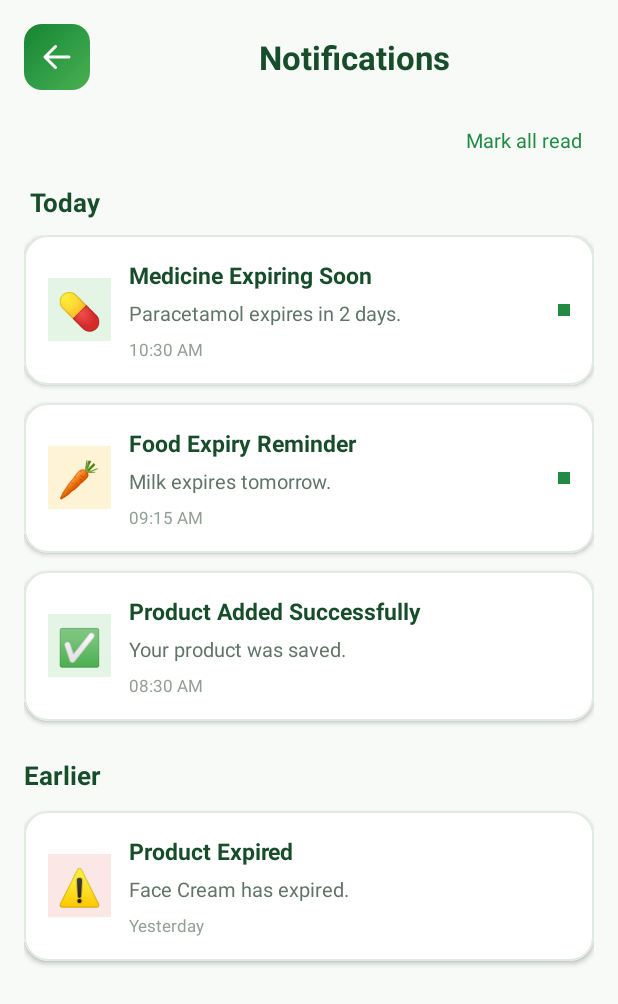
After one commit to ritesh-kdubey/SmartExpiryTracker, an Android app: the NotificationsActivity screen opened directly, with no data from a screen before it, on a phone screen of 412 x 824 dp. The commit adds this screen. Shown: the top 1004 px of the screen. Run offline under Robolectric (Android 15) with nearby library versions, the phone set to English and light mode, and no system bars.

Commit message:
Update project files

```diff
--- a/app/build.gradle.kts
+++ b/app/build.gradle.kts
@@ -1,5 +1,6 @@
 plugins {
     alias(libs.plugins.android.application)
+    alias(libs.plugins.ksp)
 }
 
 android {
@@ -33,6 +34,8 @@ android {
     }
 }
 
+val roomVersion = "2.8.5"
+
 dependencies {
     implementation(libs.androidx.activity.ktx)
     implementation(libs.androidx.appcompat)
@@ -42,4 +45,7 @@ dependencies {
     testImplementation(libs.junit)
     androidTestImplementation(libs.androidx.espresso.core)
     androidTestImplementation(libs.androidx.junit)
+    implementation("androidx.room:room-runtime:$roomVersion")
+    implementation("androidx.room:room-ktx:$roomVersion")
+    ksp("androidx.room:room-compiler:$roomVersion")
 }
--- a/app/src/main/AndroidManifest.xml
+++ b/app/src/main/AndroidManifest.xml
@@ -31,6 +31,10 @@
 
         </activity>
 
+        <activity
+            android:name=".NotificationsActivity"
+            android:exported="false" />
+
     </application>
 
 </manifest>
--- a/app/src/main/java/com/ritesh/smartexpirytracker/AuthActivity.kt
+++ b/app/src/main/java/com/ritesh/smartexpirytracker/AuthActivity.kt
@@ -55,10 +55,7 @@ class AuthActivity : AppCompatActivity() {
         val etPassword = findViewById<EditText>(R.id.etPassword)
         val btnLogin = findViewById<View>(R.id.btnLogin)
 
-        // Back Button
-        findViewById<View>(R.id.btnBack).setOnClickListener {
-            showWelcomeScreen()
-        }
+
 
         // Signup Navigation
         findViewById<TextView>(R.id.tvSignUp).setOnClickListener {
--- /dev/null
+++ b/app/src/main/java/com/ritesh/smartexpirytracker/NotificationsActivity.kt
@@ -0,0 +1,20 @@
+package com.ritesh.smartexpirytracker
+
+import android.os.Bundle
+import android.widget.ImageButton
+import androidx.appcompat.app.AppCompatActivity
+
+class NotificationsActivity : AppCompatActivity() {
+
+    override fun onCreate(savedInstanceState: Bundle?) {
+        super.onCreate(savedInstanceState)
+
+        setContentView(R.layout.activity_notifications)
+
+        val btnBack = findViewById<ImageButton>(R.id.btnBack)
+
+        btnBack.setOnClickListener {
+            finish()
+        }
+    }
+}
--- /dev/null
+++ b/app/src/main/res/layout/activity_notifications.xml
@@ -0,0 +1,351 @@
+<?xml version="1.0" encoding="utf-8"?>
+<androidx.constraintlayout.widget.ConstraintLayout
+    xmlns:android="http://schemas.android.com/apk/res/android"
+    xmlns:app="http://schemas.android.com/apk/res-auto"
+    android:layout_width="match_parent"
+    android:layout_height="match_parent"
+    android:background="#F7FAF7">
+
+    <!-- Header -->
+    <ImageButton
+        android:id="@+id/btnBack"
+        android:layout_width="44dp"
+        android:layout_height="44dp"
+        android:layout_marginStart="16dp"
+        android:background="@drawable/bg_back_button"
+        android:src="@drawable/ic_arrow_back"
+        android:contentDescription="Back"
+        android:padding="10dp"
+        app:tint="#FFFFFF"
+        app:layout_constraintStart_toStartOf="parent"
+        app:layout_constraintTop_toTopOf="parent"
+        android:layout_marginTop="16dp"/>
+
+    <TextView
+        android:id="@+id/tvNotificationTitle"
+        android:layout_width="wrap_content"
+        android:layout_height="wrap_content"
+        android:text="Notifications"
+        android:textSize="22sp"
+        android:textStyle="bold"
+        android:textColor="#174D2A"
+        app:layout_constraintStart_toEndOf="@id/btnBack"
+        app:layout_constraintEnd_toEndOf="parent"
+        app:layout_constraintTop_toTopOf="@id/btnBack"
+        app:layout_constraintBottom_toBottomOf="@id/btnBack"
+        android:layout_marginStart="16dp"
+        android:layout_marginEnd="16dp"/>
+
+    <!-- Mark All Read -->
+    <TextView
+        android:id="@+id/tvMarkAllRead"
+        android:layout_width="wrap_content"
+        android:layout_height="wrap_content"
+        android:text="Mark all read"
+        android:textSize="13sp"
+        android:textColor="#218B43"
+        android:padding="8dp"
+        app:layout_constraintEnd_toEndOf="parent"
+        app:layout_constraintTop_toBottomOf="@id/btnBack"
+        android:layout_marginTop="16dp"
+        android:layout_marginEnd="16dp"/>
+
+    <!-- Today Heading -->
+    <TextView
+        android:id="@+id/tvToday"
+        android:layout_width="wrap_content"
+        android:layout_height="wrap_content"
+        android:text="Today"
+        android:textSize="17sp"
+        android:textStyle="bold"
+        android:textColor="#174D2A"
+        app:layout_constraintStart_toStartOf="parent"
+        app:layout_constraintTop_toBottomOf="@id/tvMarkAllRead"
+        android:layout_marginStart="20dp"
+        android:layout_marginTop="12dp"/>
+
+    <!-- Notification List -->
+    <ScrollView
+        android:id="@+id/notificationScroll"
+        android:layout_width="0dp"
+        android:layout_height="0dp"
+        android:fillViewport="true"
+        android:paddingBottom="12dp"
+        app:layout_constraintTop_toBottomOf="@id/tvToday"
+        app:layout_constraintBottom_toBottomOf="parent"
+        app:layout_constraintStart_toStartOf="parent"
+        app:layout_constraintEnd_toEndOf="parent">
+
+        <LinearLayout
+            android:layout_width="match_parent"
+            android:layout_height="wrap_content"
+            android:orientation="vertical"
+            android:paddingStart="16dp"
+            android:paddingEnd="16dp"
+            android:paddingTop="10dp"
+            android:paddingBottom="20dp">
+
+            <!-- Notification 1 -->
+            <com.google.android.material.card.MaterialCardView
+                android:layout_width="match_parent"
+                android:layout_height="wrap_content"
+                android:layout_marginBottom="12dp"
+                app:cardCornerRadius="16dp"
+                app:cardElevation="2dp"
+                app:cardBackgroundColor="#FFFFFF"
+                app:strokeWidth="1dp"
+                app:strokeColor="#E1EAE1">
+
+                <LinearLayout
+                    android:layout_width="match_parent"
+                    android:layout_height="wrap_content"
+                    android:orientation="horizontal"
+                    android:gravity="center_vertical"
+                    android:padding="16dp">
+
+                    <TextView
+                        android:layout_width="42dp"
+                        android:layout_height="42dp"
+                        android:gravity="center"
+                        android:text="💊"
+                        android:textSize="24sp"
+                        android:background="#E5F5E5"/>
+
+                    <LinearLayout
+                        android:layout_width="0dp"
+                        android:layout_height="wrap_content"
+                        android:layout_weight="1"
+                        android:orientation="vertical"
+                        android:layout_marginStart="12dp">
+
+                        <TextView
+                            android:layout_width="match_parent"
+                            android:layout_height="wrap_content"
+                            android:text="Medicine Expiring Soon"
+                            android:textColor="#174D2A"
+                            android:textSize="15sp"
+                            android:textStyle="bold"/>
+
+                        <TextView
+                            android:layout_width="match_parent"
+                            android:layout_height="wrap_content"
+                            android:text="Paracetamol expires in 2 days."
+                            android:textColor="#607568"
+                            android:textSize="13sp"
+                            android:layout_marginTop="5dp"/>
+
+                        <TextView
+                            android:layout_width="wrap_content"
+                            android:layout_height="wrap_content"
+                            android:text="10:30 AM"
+                            android:textColor="#929F95"
+                            android:textSize="11sp"
+                            android:layout_marginTop="7dp"/>
+                    </LinearLayout>
+
+                    <View
+                        android:layout_width="8dp"
+                        android:layout_height="8dp"
+                        android:background="#218B43"/>
+                </LinearLayout>
+            </com.google.android.material.card.MaterialCardView>
+
+            <!-- Notification 2 -->
+            <com.google.android.material.card.MaterialCardView
+                android:layout_width="match_parent"
+                android:layout_height="wrap_content"
+                android:layout_marginBottom="12dp"
+                app:cardCornerRadius="16dp"
+                app:cardElevation="2dp"
+                app:cardBackgroundColor="#FFFFFF"
+                app:strokeWidth="1dp"
+                app:strokeColor="#E1EAE1">
+
+                <LinearLayout
+                    android:layout_width="match_parent"
+                    android:layout_height="wrap_content"
+                    android:orientation="horizontal"
+                    android:gravity="center_vertical"
+                    android:padding="16dp">
+
+                    <TextView
+                        android:layout_width="42dp"
+                        android:layout_height="42dp"
+                        android:gravity="center"
+                        android:text="🥕"
+                        android:textSize="24sp"
+                        android:background="#FFF3D6"/>
+
+                    <LinearLayout
+                        android:layout_width="0dp"
+                        android:layout_height="wrap_content"
+                        android:layout_weight="1"
+                        android:orientation="vertical"
+                        android:layout_marginStart="12dp">
+
+                        <TextView
+                            android:layout_width="match_parent"
+                            android:layout_height="wrap_content"
+                            android:text="Food Expiry Reminder"
+                            android:textColor="#174D2A"
+                            android:textSize="15sp"
+                            android:textStyle="bold"/>
+
+                        <TextView
+                            android:layout_width="match_parent"
+                            android:layout_height="wrap_content"
+                            android:text="Milk expires tomorrow."
+                            android:textColor="#607568"
+                            android:textSize="13sp"
+                            android:layout_marginTop="5dp"/>
+
+                        <TextView
+                            android:layout_width="wrap_content"
+                            android:layout_height="wrap_content"
+                            android:text="09:15 AM"
+                            android:textColor="#929F95"
+                            android:textSize="11sp"
+                            android:layout_marginTop="7dp"/>
+                    </LinearLayout>
+
+                    <View
+                        android:layout_width="8dp"
+                        android:layout_height="8dp"
+                        android:background="#218B43"/>
+                </LinearLayout>
+            </com.google.android.material.card.MaterialCardView>
+
+            <!-- Notification 3 -->
+            <com.google.android.material.card.MaterialCardView
+                android:layout_width="match_parent"
+                android:layout_height="wrap_content"
+                android:layout_marginBottom="12dp"
+                app:cardCornerRadius="16dp"
+                app:cardElevation="2dp"
+                app:cardBackgroundColor="#FFFFFF"
+                app:strokeWidth="1dp"
+                app:strokeColor="#E1EAE1">
+
+                <LinearLayout
+                    android:layout_width="match_parent"
+                    android:layout_height="wrap_content"
+                    android:orientation="horizontal"
+                    android:gravity="center_vertical"
+                    android:padding="16dp">
+
+                    <TextView
+                        android:layout_width="42dp"
+                        android:layout_height="42dp"
+                        android:gravity="center"
+                        android:text="✅"
+                        android:textSize="24sp"
+                        android:background="#E5F5E5"/>
+
+                    <LinearLayout
+                        android:layout_width="0dp"
+                        android:layout_height="wrap_content"
+                        android:layout_weight="1"
+                        android:orientation="vertical"
+                        android:layout_marginStart="12dp">
+
+                        <TextView
+                            android:layout_width="match_parent"
+                            android:layout_height="wrap_content"
+                            android:text="Product Added Successfully"
+                            android:textColor="#174D2A"
+                            android:textSize="15sp"
+                            android:textStyle="bold"/>
+
+                        <TextView
+                            android:layout_width="match_parent"
+                            android:layout_height="wrap_content"
+                            android:text="Your product was saved."
+                            android:textColor="#607568"
+                            android:textSize="13sp"
+                            android:layout_marginTop="5dp"/>
+
+                        <TextView
+                            android:layout_width="wrap_content"
+                            android:layout_height="wrap_content"
+                            android:text="08:30 AM"
+                            android:textColor="#929F95"
+                            android:textSize="11sp"
+                            android:layout_marginTop="7dp"/>
+                    </LinearLayout>
+                </LinearLayout>
+            </com.google.android.material.card.MaterialCardView>
+
+            <!-- Earlier Heading -->
+            <TextView
+                android:layout_width="wrap_content"
+                android:layout_height="wrap_content"
+                android:text="Earlier"
+                android:textSize="17sp"
+                android:textStyle="bold"
+                android:textColor="#174D2A"
+                android:layout_marginTop="12dp"
+                android:layout_marginBottom="12dp"/>
+
+            <!-- Notification 4 -->
+            <com.google.android.material.card.MaterialCardView
+                android:layout_width="match_parent"
+                android:layout_height="wrap_content"
+                app:cardCornerRadius="16dp"
+                app:cardElevation="2dp"
+                app:cardBackgroundColor="#FFFFFF"
+                app:strokeWidth="1dp"
+                app:strokeColor="#E1EAE1">
+
+                <LinearLayout
+                    android:layout_width="match_parent"
+                    android:layout_height="wrap_content"
+                    android:orientation="horizontal"
+                    android:gravity="center_vertical"
+                    android:padding="16dp">
+
+                    <TextView
+                        android:layout_width="42dp"
+                        android:layout_height="42dp"
+                        android:gravity="center"
+                        android:text="⚠️"
+                        android:textSize="24sp"
+                        android:background="#FCE7E7"/>
+
+                    <LinearLayout
+                        android:layout_width="0dp"
+                        android:layout_height="wrap_content"
+                        android:layout_weight="1"
+                        android:orientation="vertical"
+                        android:layout_marginStart="12dp">
+
+                        <TextView
+                            android:layout_width="match_parent"
+                            android:layout_height="wrap_content"
+                            android:text="Product Expired"
+                            android:textColor="#174D2A"
+                            android:textSize="15sp"
+                            android:textStyle="bold"/>
+
+                        <TextView
+                            android:layout_width="match_parent"
+                            android:layout_height="wrap_content"
+                            android:text="Face Cream has expired."
+                            android:textColor="#607568"
+                            android:textSize="13sp"
+                            android:layout_marginTop="5dp"/>
+
+                        <TextView
+                            android:layout_width="wrap_content"
+                            android:layout_height="wrap_content"
+                            android:text="Yesterday"
+                            android:textColor="#929F95"
+                            android:textSize="11sp"
+                            android:layout_marginTop="7dp"/>
+                    </LinearLayout>
+                </LinearLayout>
+            </com.google.android.material.card.MaterialCardView>
+
+        </LinearLayout>
+    </ScrollView>
+
+</androidx.constraintlayout.widget.ConstraintLayout>
--- a/app/src/main/res/layout/forgetpasswordscreen.xml
+++ b/app/src/main/res/layout/forgetpasswordscreen.xml
@@ -24,7 +24,7 @@
                 android:layout_width="40dp"
                 android:layout_height="40dp"
                 android:layout_marginStart="20dp"
-                android:layout_marginTop="30dp"
+                android:layout_marginTop="32dp"
                 android:background="@drawable/bg_back_button"
                 android:src="@drawable/ic_arrow_back"
                 android:scaleType="center"
@@ -54,7 +54,8 @@
                 <androidx.constraintlayout.widget.ConstraintLayout
                     android:layout_width="match_parent"
                     android:layout_height="wrap_content"
-                    android:padding="24dp">
+                    android:padding="24dp"
+                    android:layout_marginTop="18dp">
 
                     <!-- Lock Icon -->
                     <ImageView
--- a/build.gradle.kts
+++ b/build.gradle.kts
@@ -1,4 +1,5 @@
 // Top-level build file where you can add configuration options common to all sub-projects/modules.
 plugins {
     alias(libs.plugins.android.application) apply false
+    alias(libs.plugins.ksp)
 }
--- a/gradle/libs.versions.toml
+++ b/gradle/libs.versions.toml
@@ -8,6 +8,8 @@ appcompat = "1.7.1"
 material = "1.14.0"
 activityKtx = "1.13.0"
 constraintlayout = "2.2.2"
+
+
 
 [libraries]
 androidx-core-ktx = { group = "androidx.core", name = "core-ktx", version.ref = "coreKtx" }
@@ -21,3 +23,4 @@ androidx-constraintlayout = { group = "androidx.constraintlayout", name = "const
 
 [plugins]
 android-application = { id = "com.android.application", version.ref = "agp" }
+ksp = { id = "com.google.devtools.ksp", version = "2.3.5" }
```
Also changed, not shown: app/src/main/java/com/ritesh/smartexpirytracker/Dashboard_MainActivity.kt (+14 -0 lines), app/src/main/java/com/ritesh/smartexpirytracker/data/dao/ProductDao.kt (added, +28 -0 lines), app/src/main/java/com/ritesh/smartexpirytracker/data/database/AppDatabase.kt (added, +40 -0 lines), app/src/main/java/com/ritesh/smartexpirytracker/data/entity/ProductEntity.kt (added, +16 -0 lines), app/src/main/res/drawable/google_button_bg.xml (added, +14 -0 lines), app/src/main/res/layout/activity_login.xml (+17 -21 lines), app/src/main/res/layout/activity_main_dashboard.xml (+43 -40 lines), app/src/main/res/layout/otpscreen.xml (+8 -4 lines), app/src/main/res/layout/signup.xml (+25 -12 lines).
